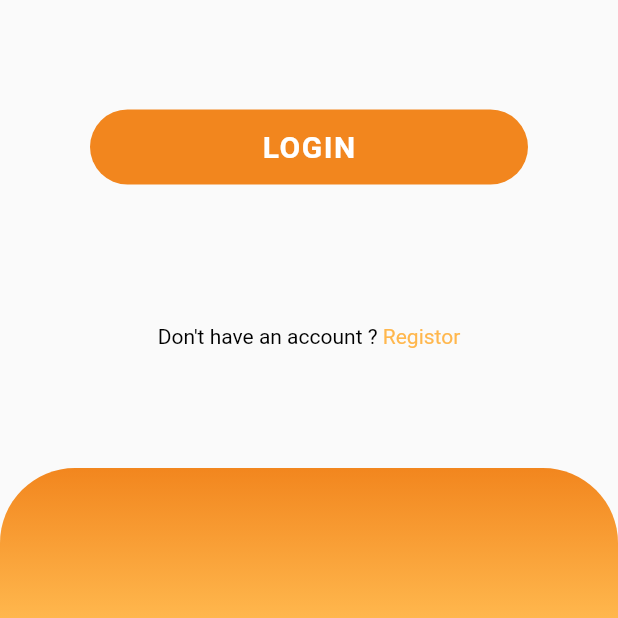
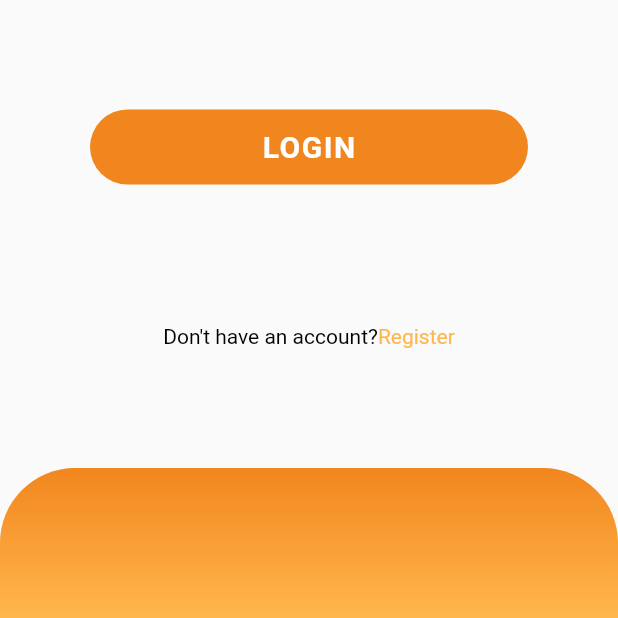
Before and after one commit to sdu-mp-21/daily-challenge-app-tracker, a Flutter app: the screen it shows after launch, after a tap on the "account circle" icon, on a phone screen of 412 x 824 dp, the part 618-1236 px from its top. Run offline on Flutter 3.47's test engine with Material 2 defaults, Android fonts, the phone set to English and light mode, and no system bars; our stand-ins replace google_fonts, like_button; network calls fail.

Commit message:
adding structure in project

```diff
--- a/lib/ui/main_app/main.dart
+++ b/lib/ui/main_app/main.dart
@@ -1,7 +1,8 @@
+import 'package:challenge_tracker/navigators/app_bar.dart';
+import 'package:challenge_tracker/navigators/bottom_bar.dart';
+import 'package:challenge_tracker/ui/pages/feed/feed_main_page.dart';
 import 'package:flutter/material.dart';
-import '../splash_page.dart';
-import '../widgets/app_bar.dart';
-import '../widgets/bottom_bar.dart';
+import '../pages/splash/splash_page.dart';
 import 'package:flutter/cupertino.dart';
 
 void main() {
@@ -20,7 +21,7 @@ class MyApp extends StatelessWidget {
       initialRoute: '/',
       routes: {
         '/': (context) => const MainPage(),
-        '/second': (context) => const MainPage(),
+        '/second': (context) => const FeedMainPage(),
         '/third': (context) => const SplashPage(),
       },
     );
--- a/lib/ui/widgets/feed_creator.dart
+++ b/lib/ui/pages/feed/feed_creator.dart
@@ -1,9 +1,8 @@
-import 'package:challenge_tracker/ui/widgets/text_field.dart';
+import 'package:challenge_tracker/ui/pages/feed/text_field.dart';
 import 'package:challenge_tracker/ui/widgets/user_info.dart';
 import 'package:challenge_tracker/ui/widgets/view.dart';
 import 'package:flutter/material.dart';
-
-import 'like_button.dart';
+import '../../widgets/like_button.dart';
 
 class FeedCreator extends StatefulWidget {
   final dynamic textField;
--- a/lib/ui/widgets/text_field.dart
+++ b/lib/ui/pages/feed/text_field.dart
@@ -8,7 +8,6 @@ class TextFieldCustom extends StatelessWidget {
   @override
   Widget build(BuildContext context) {
     return Container(
-
       decoration: const BoxDecoration(
         border:  Border(
          top: BorderSide(width: 0.0, color: Colors.grey),
--- a/lib/ui/splash_page.dart
+++ b/lib/ui/pages/splash/splash_page.dart
@@ -88,13 +88,13 @@ class _LoginPageState extends State<LoginPage> {
                     RichText(
 
                       text: TextSpan(children: [
-                        TextSpan(
-                            text: "Don't have an account ? ",
+                        const TextSpan(
+                            text: "Don't have an account?",
                             style: TextStyle(color: Colors.black,)
                         ),
 
                         TextSpan(
-                            text: "Registor",
+                            text: "Register",
                             style: TextStyle(color: orangeColors)),
                       ]),
                     )
@@ -132,7 +132,7 @@ class _LoginPageState extends State<LoginPage> {
 class ButtonWidget extends StatelessWidget {
   var btnText ="";
   var onClick;
-  ButtonWidget({required this.btnText, this.onClick});
+  ButtonWidget({Key? key, required this.btnText, this.onClick}) : super(key: key);
 
   @override
   Widget build(BuildContext context) {
@@ -163,7 +163,7 @@ class ButtonWidget extends StatelessWidget {
 
 class HeaderContainer extends StatelessWidget {
   var text = "Login";
-  HeaderContainer(this.text);
+  HeaderContainer(this.text, {Key? key}) : super(key: key);
 
   @override
   Widget build(BuildContext context) {
@@ -211,6 +211,8 @@ class BottomContainer extends StatelessWidget {
 
 
 class RegPage extends StatefulWidget {
+  const RegPage({Key? key}) : super(key: key);
+
   @override
   _RegPageState createState() => _RegPageState();
 }
@@ -220,13 +222,13 @@ class _RegPageState extends State<RegPage> {
   Widget build(BuildContext context) {
     return Scaffold(
       body: Container(
-        padding: EdgeInsets.only(bottom: 30),
+        padding: const EdgeInsets.only(bottom: 30),
         child: Column(
           children: <Widget>[
             HeaderContainer("Register"),
             Expanded(
               child: Container(
-                margin: EdgeInsets.only(left: 60, right: 60, top: 30),
+                margin: const EdgeInsets.only(left: 60, right: 60, top: 30),
                 child: Column(
                   children: <Widget>[
                     _textInput(hint: "Fullname", icon: Icons.person),
@@ -245,7 +247,7 @@ class _RegPageState extends State<RegPage> {
                     ),
                     RichText(
                       text: TextSpan(children: [
-                        TextSpan(
+                        const TextSpan(
                             text: "Already a member ? ",
                             style: TextStyle(color: Colors.black,
                                 letterSpacing: 2)),
@@ -268,14 +270,14 @@ class _RegPageState extends State<RegPage> {
   Widget _textInput({hint, icon}) {
     return Container(
       margin: EdgeInsets.only(top: 20),
-      decoration: BoxDecoration(
+      decoration: const BoxDecoration(
         borderRadius: BorderRadius.all(Radius.circular(40)),
         color: Colors.white,
       ),
-      padding: EdgeInsets.only(left: 20),
+      padding: const EdgeInsets.only(left: 20),
       child: TextFormField(
         decoration: InputDecoration(
-          border: OutlineInputBorder(),
+          border: const OutlineInputBorder(),
           hintText: hint,
           prefixIcon: Icon(icon),
         ),
--- a/lib/ui/widgets/app_bar.dart
+++ /dev/null
@@ -1,29 +0,0 @@
-import 'package:flutter/material.dart';
-import 'package:flutter/cupertino.dart';
-
-class GeneralAppBar extends StatelessWidget with PreferredSizeWidget {
-  const GeneralAppBar({Key? key}) : super(key: key);
-
-  @override
-  Widget build(BuildContext context) {
-    return AppBar(
-      backgroundColor: Colors.orange.shade300,
-      leading: IconButton(
-        icon: const Icon(Icons.menu),
-        tooltip: 'Show the Menu',
-        onPressed: () {
-          ScaffoldMessenger.of(context).showSnackBar(
-              const SnackBar(content: Text('This is should display the Menu')));
-        },
-      ),
-      actions: [
-        IconButton(
-            onPressed: () => Navigator.pushNamed(context, '/third'),
-            icon: const Icon(Icons.account_circle))
-      ],
-    );
-  }
-
-  @override
-  Size get preferredSize => const Size.fromHeight(kToolbarHeight);
-}
--- a/lib/ui/widgets/bottom_bar.dart
+++ /dev/null
@@ -1,42 +0,0 @@
-import 'package:flutter/cupertino.dart';
-import 'package:flutter/material.dart';
-
-class GeneralBottomBar extends StatelessWidget {
-  bool first_active = true;
-  bool second_active = false;
-  GeneralBottomBar(this.first_active, this.second_active);
-
-  @override
-  Widget build(BuildContext context) {
-    return BottomAppBar(
-      shape: const CircularNotchedRectangle(),
-      notchMargin: 5.0,
-      color: Colors.orange.shade300,
-      child: Row(
-        mainAxisSize: MainAxisSize.max,
-        mainAxisAlignment: MainAxisAlignment.spaceEvenly,
-        children: <Widget>[
-          IconButton(
-            //update the bottom app bar view each time an item is clicked
-            tooltip: "Home",
-            onPressed: () => Navigator.pop(context),
-            iconSize: 27.0,
-            icon: Icon(Icons.home,
-                //darken the icon if it is selected or else give it a different color
-                color: first_active ? Colors.white : Colors.grey.shade400),
-          ),
-          IconButton(
-            //update the bottom app bar view each time an item is clicked
-            tooltip: "Feed",
-            onPressed: () => Navigator.pushNamed(context, '/second'),
-            iconSize: 27.0,
-            icon: Icon(Icons.chat,
-
-                //darken the icon if it is selected or else give it a different color
-                color: second_active ? Colors.white : Colors.grey.shade400),
-          )
-        ],
-      ),
-    );
-  }
-}
--- a/lib/ui/widgets/user_info.dart
+++ b/lib/ui/widgets/user_info.dart
@@ -2,6 +2,8 @@ import 'package:flutter/material.dart';
 
 
 class Userinfo extends StatelessWidget{
+  const Userinfo({Key? key}) : super(key: key);
+
 
   @override
   Widget build(BuildContext context) {
```
Also changed, not shown: lib/navigators/app_bar.dart (+4 -7 lines), lib/navigators/bottom_bar.dart (+12 -25 lines), lib/ui/pages/feed/feed_main_page.dart (added, +56 -0 lines), lib/ui/widgets/like_button.dart (+3 -5 lines), assets/images/mental.png (added).
